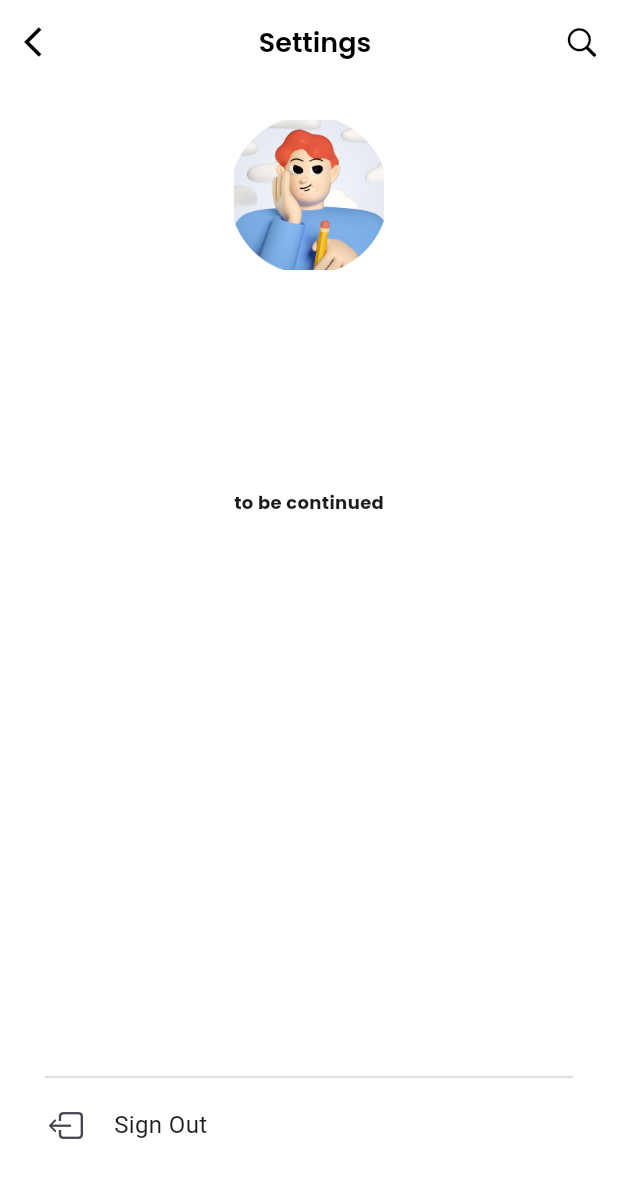
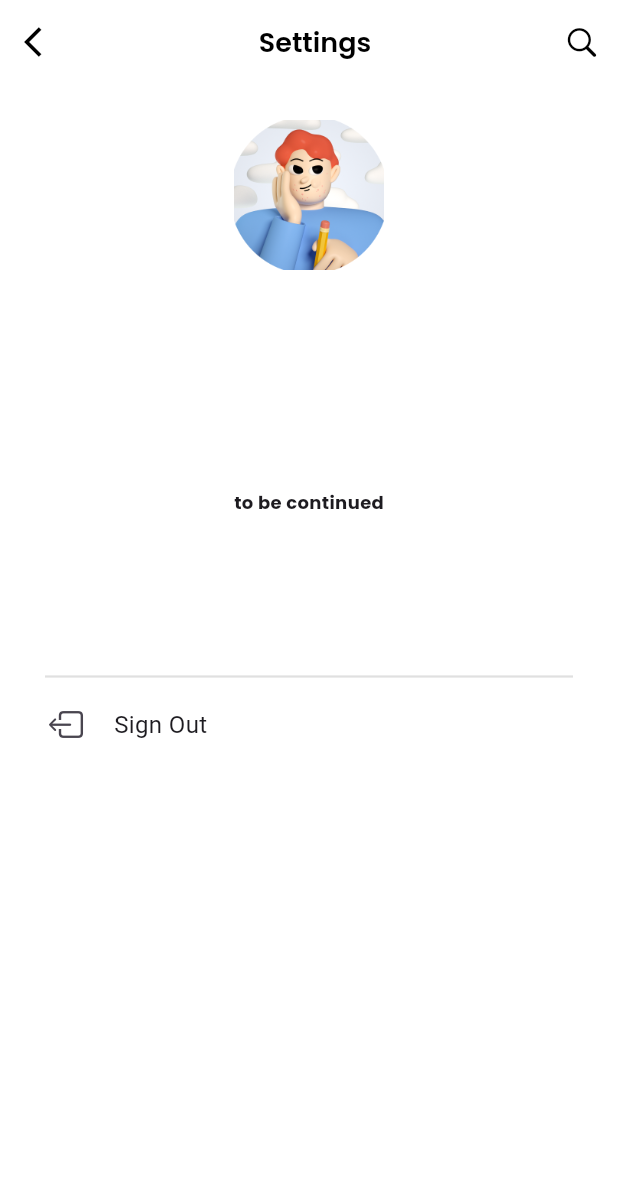
Before and after one commit to esakenyun/toody, a Flutter app: the UserSetting screen opened directly, on a phone screen of 412 x 824 dp. Shown: the top 1178 px of the screen. Run offline on Flutter 3.47's test engine with Material 3 defaults, Android fonts, the phone set to English and light mode, and no system bars; our stand-ins replace cloud_firestore, firebase_auth, firebase_core, flutter_riverpod, flutter_slidable, gap and 1 more; missing offline and left inert: flutter_toastr; accounts and stored records are empty.

Commit message:
second commit

```diff
--- a/lib/ui/screen/settings_user.dart
+++ b/lib/ui/screen/settings_user.dart
@@ -46,7 +46,8 @@ class UserSetting extends StatelessWidget {
                   ],
                 ),
               ),
-              body: Column(
+              body: SingleChildScrollView(
+                child: Column(
                   children: [
                     const SizedBox(height: 20), // Reduced spacing here
                     Column(
@@ -75,7 +76,6 @@ class UserSetting extends StatelessWidget {
                         ),
                       ],
                     ),
-                  const Spacer(),
                     Padding(
                       padding: const EdgeInsets.symmetric(horizontal: 30),
                       child: Divider(
@@ -110,6 +110,7 @@ class UserSetting extends StatelessWidget {
                     )
                   ],
                 ),
+              ),
             );
           } else {
             return const Scaffold(
```
Lines whose indentation alone changed are shown as unchanged.
